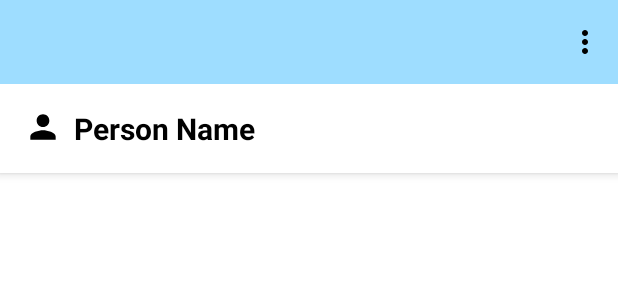
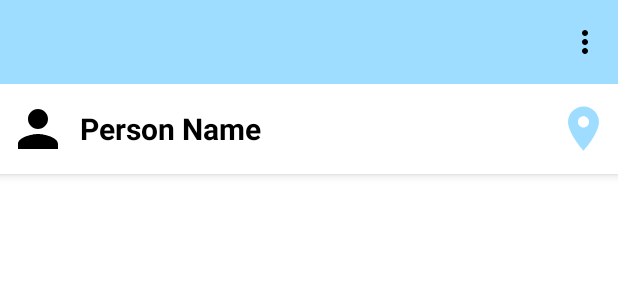
Before and after one commit to cata-upt/EmergencyReport, an Android app: the layout activity_chat.xml on its own in the app's theme, with its tools: preview values and no code run, on a phone screen of 412 x 824 dp. Shown: the top 300 px of the screen. Run offline under Robolectric (Android 15) with nearby library versions, the phone set to English and light mode, and no system bars.

Commit message:
sharing location with friends

```diff
--- a/app/src/main/AndroidManifest.xml
+++ b/app/src/main/AndroidManifest.xml
@@ -53,7 +53,7 @@
             android:exported="false"/>
         <activity android:name=".activities.ProfileActivity"
             android:exported="false"/>
-        <activity android:name=".activities.MapActivity"
+        <activity android:name=".activities.LocationActivity"
             android:exported="false"/>
         <activity android:name=".activities.FriendsListActivity"
             android:exported="false"/>
--- a/app/src/main/java/com/example/emergencyapp/activities/ProfileActivity.java
+++ b/app/src/main/java/com/example/emergencyapp/activities/ProfileActivity.java
@@ -245,9 +245,8 @@ public class ProfileActivity extends AppCompatActivity {
     }
 
     private void showMapActivity() {
-        Intent i = new Intent(ProfileActivity.this, MapActivity.class);
+        Intent i = new Intent(ProfileActivity.this, LocationActivity.class);
         startActivity(i);
-        finish();
     }
 
     private void retrieveProfilePictureFromStorage() {
--- a/app/src/main/java/com/example/emergencyapp/activities/LocationManagerFirebase.java
+++ b/app/src/main/java/com/example/emergencyapp/utils/LocationManagerFirebase.java
@@ -1,4 +1,4 @@
-package com.example.emergencyapp.activities;
+package com.example.emergencyapp.utils;
 import android.content.Context;
 import android.content.pm.PackageManager;
 import android.location.Location;
--- /dev/null
+++ b/app/src/main/res/drawable/user_location.xml
@@ -0,0 +1,5 @@
+<vector android:height="24dp" android:tint="@color/accent_color"
+    android:viewportHeight="24" android:viewportWidth="24"
+    android:width="24dp" xmlns:android="http://schemas.android.com/apk/res/android">
+    <path android:fillColor="@android:color/white" android:pathData="M12,2C8.13,2 5,5.13 5,9c0,5.25 7,13 7,13s7,-7.75 7,-13c0,-3.87 -3.13,-7 -7,-7zM12,11.5c-1.38,0 -2.5,-1.12 -2.5,-2.5s1.12,-2.5 2.5,-2.5 2.5,1.12 2.5,2.5 -1.12,2.5 -2.5,2.5z"/>
+</vector>
--- a/app/src/main/res/layout/activity_chat.xml
+++ b/app/src/main/res/layout/activity_chat.xml
@@ -19,17 +19,18 @@
 
         <LinearLayout
             android:layout_width="match_parent"
-            android:layout_height="wrap_content"
-            android:orientation="horizontal"
-            android:padding="16dp">
+            android:layout_height="60dp"
+            android:orientation="horizontal">
 
             <de.hdodenhof.circleimageview.CircleImageView
                 android:id="@+id/profile_image"
-                android:layout_width="25dp"
-                android:layout_height="25dp"
+                android:layout_width="40dp"
+                android:layout_height="40dp"
                 android:layout_marginEnd="8dp"
+                android:layout_marginStart="5dp"
                 android:scaleType="centerCrop"
-                android:src="@drawable/baseline_person_24" />
+                android:src="@drawable/baseline_person_24"
+                android:layout_gravity="center"/>
 
             <TextView
                 android:id="@+id/profile_name"
@@ -39,7 +40,17 @@
                 android:text="@string/person_name"
                 android:textColor="@android:color/black"
                 android:textSize="20sp"
-                android:textStyle="bold" />
+                android:textStyle="bold"
+                android:layout_gravity="center"/>
+            <ImageView
+                android:id="@+id/userLocation"
+                android:layout_width="35dp"
+                android:layout_height="35dp"
+                android:src="@drawable/user_location"
+                android:layout_gravity="center"
+                android:layout_marginEnd="5dp"
+                app:layout_constraintTop_toTopOf="parent"
+                app:layout_constraintBottom_toBottomOf="parent"/>
         </LinearLayout>
     </com.google.android.material.appbar.AppBarLayout>
 
--- a/app/src/main/res/layout/activity_map.xml
+++ b/app/src/main/res/layout/activity_map.xml
@@ -4,7 +4,7 @@
     android:layout_height="match_parent"
     xmlns:app="http://schemas.android.com/apk/res-auto"
     xmlns:tools="http://schemas.android.com/tools"
-    tools:context=".activities.MapActivity">
+    tools:context=".activities.LocationActivity">
     <com.google.android.material.appbar.AppBarLayout
         android:layout_width="match_parent"
         android:layout_height="wrap_content"
```
Also changed, not shown: app/src/main/java/com/example/emergencyapp/activities/ChatActivity.java (+12 -2 lines), app/src/main/java/com/example/emergencyapp/activities/LocationActivity.java (renamed from app/src/main/java/com/example/emergencyapp/activities/MapActivity.java, +14 -8 lines).
